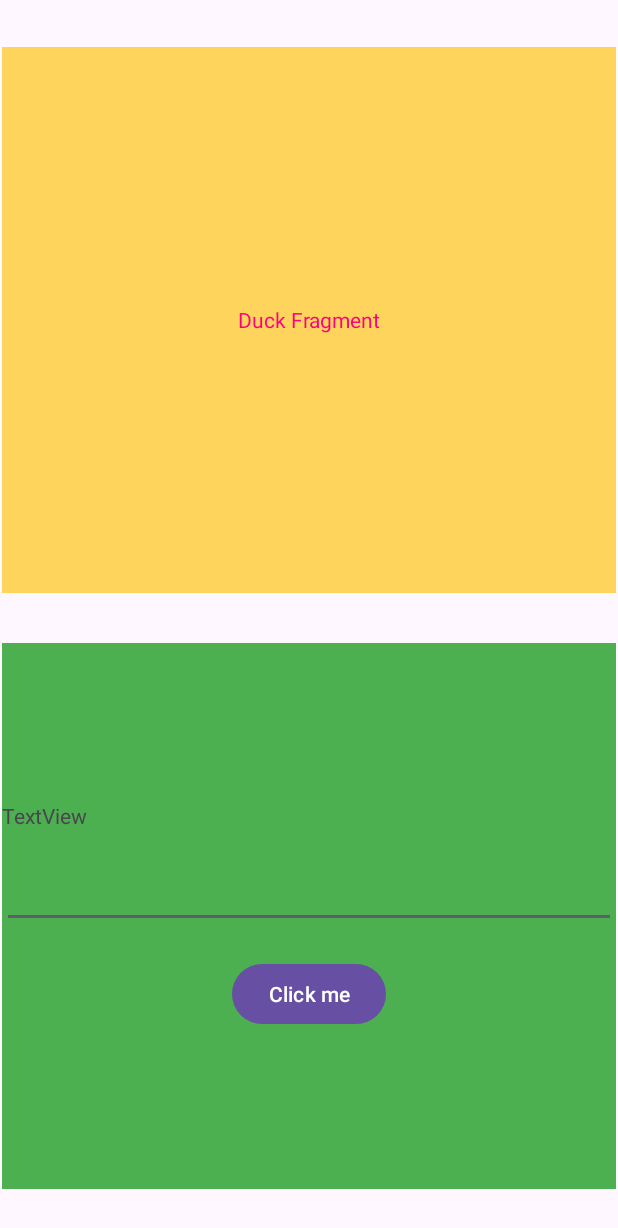
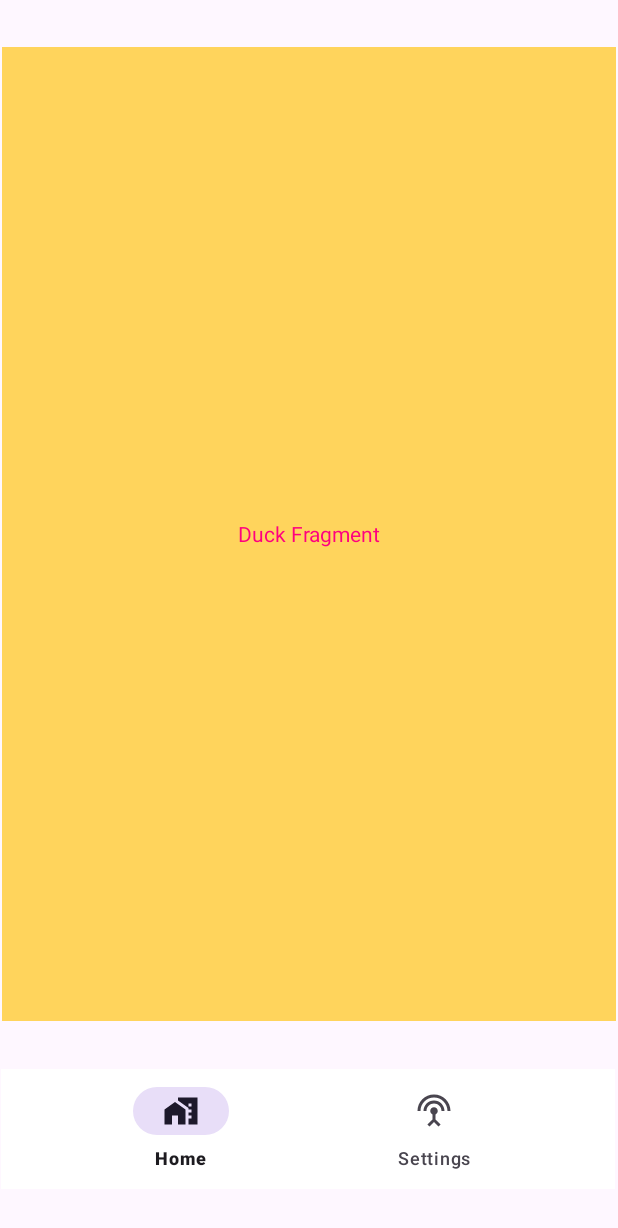
Before and after one commit to rece212/fragmentsBasics2024, an Android app: the screen it shows after launch (MainActivity before the commit, MenuBar after it), on a phone screen of 412 x 824 dp. Shown: the top 1228 px of the screen. Run offline under Robolectric (Android 15) with nearby library versions, the phone set to English and light mode, and no system bars.

Commit message:
Added menu bar

```diff
--- a/app/src/main/AndroidManifest.xml
+++ b/app/src/main/AndroidManifest.xml
@@ -13,6 +13,9 @@
         android:theme="@style/Theme.FragmentsBasics2024"
         tools:targetApi="31">
         <activity
+            android:name=".MenuBar"
+            android:exported="false" />
+        <activity
             android:name=".MainActivity"
             android:exported="true">
             <intent-filter>
--- a/app/src/main/java/com/cat/fragmentsbasics2024/MainActivity.kt
+++ b/app/src/main/java/com/cat/fragmentsbasics2024/MainActivity.kt
@@ -1,5 +1,6 @@
 package com.cat.fragmentsbasics2024
 
+import android.content.Intent
 import android.os.Bundle
 import androidx.activity.enableEdgeToEdge
 import androidx.appcompat.app.AppCompatActivity
@@ -16,5 +17,7 @@ class MainActivity : AppCompatActivity() {
             v.setPadding(systemBars.left, systemBars.top, systemBars.right, systemBars.bottom)
             insets
         }
+        val intent = Intent(this,MenuBar::class.java)
+        startActivity(intent)
     }
 }
--- /dev/null
+++ b/app/src/main/java/com/cat/fragmentsbasics2024/MenuBar.kt
@@ -0,0 +1,46 @@
+package com.cat.fragmentsbasics2024
+
+import android.annotation.SuppressLint
+import android.os.Bundle
+import androidx.activity.enableEdgeToEdge
+import androidx.appcompat.app.AppCompatActivity
+import androidx.core.view.ViewCompat
+import androidx.core.view.WindowInsetsCompat
+import androidx.fragment.app.Fragment
+import com.google.android.material.bottomnavigation.BottomNavigationView
+
+private val Frag1 = FirstFragment()
+private  val Frag2 = SecondFragment()
+class MenuBar : AppCompatActivity() {
+
+    override fun onCreate(savedInstanceState: Bundle?) {
+        super.onCreate(savedInstanceState)
+        enableEdgeToEdge()
+        setContentView(R.layout.activity_menu_bar2)
+        ViewCompat.setOnApplyWindowInsetsListener(findViewById(R.id.main)) { v, insets ->
+            val systemBars = insets.getInsets(WindowInsetsCompat.Type.systemBars())
+            v.setPadding(systemBars.left, systemBars.top, systemBars.right, systemBars.bottom)
+            insets
+        }
+        replaceFrag(Frag1)
+        val bottomBar = findViewById<BottomNavigationView>(R.id.NavBar)
+        bottomBar.setOnItemSelectedListener{
+            when (it.itemId)
+            {
+                R.id.ic_home->replaceFrag(Frag1)
+                R.id.ic_settings->replaceFrag(Frag2)
+            }
+            true
+        }
+
+    }
+    private fun replaceFrag(fragment: Fragment)
+    {
+        if(fragment!=null)
+        {
+            val transaction = supportFragmentManager.beginTransaction()
+            transaction.replace(R.id.frameLayout,fragment)
+            transaction.commit()
+        }
+    }
+}
--- a/app/src/main/res/layout/activity_menu_bar.xml
+++ b/app/src/main/res/layout/activity_menu_bar2.xml
@@ -1,6 +1,7 @@
 <?xml version="1.0" encoding="utf-8"?>
 <androidx.constraintlayout.widget.ConstraintLayout xmlns:android="http://schemas.android.com/apk/res/android"
     xmlns:app="http://schemas.android.com/apk/res-auto"
+    android:id="@id/main"
     android:layout_width="match_parent"
     android:layout_height="match_parent">
     <FrameLayout
```
